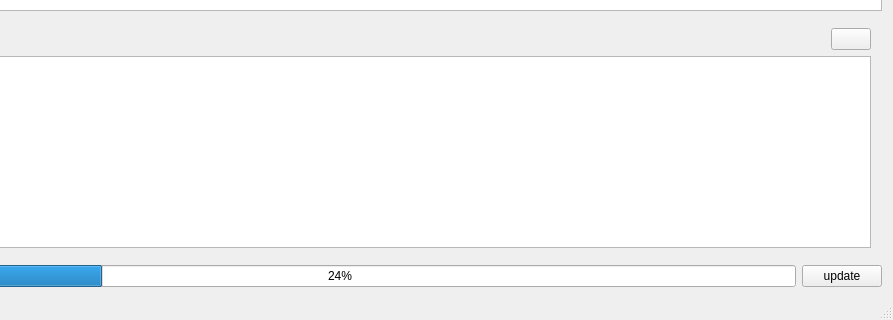
Old version of the form Delivery Record/deliveryrecord.ui in the repository pengjianaixue/Delivery-Record; both pictures show x 127 to 1020 and y 455 to 775 of the 1020 by 775 pixel window.
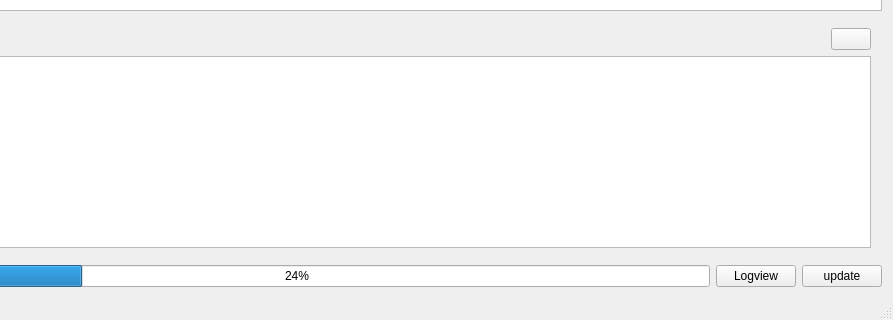
New version of the form. Icons and pictures are not drawn.

What changed in the file:
```diff
--- a/Delivery Record/deliveryrecord.ui
+++ b/Delivery Record/deliveryrecord.ui
@@ -87,6 +87,17 @@
         </property>
        </widget>
       </item>
+      <item>
+       <widget class="QPushButton" name="pushButton_logview">
+        <property name="text">
+         <string>Logview</string>
+        </property>
+        <property name="icon">
+         <iconset resource="deliveryrecord.qrc">
+          <normaloff>:/DeliveryRecord/Resources/visual.png</normaloff>:/DeliveryRecord/Resources/visual.png</iconset>
+        </property>
+       </widget>
+      </item>
       <item>
        <widget class="QPushButton" name="pushButton_update">
         <property name="text">
```
